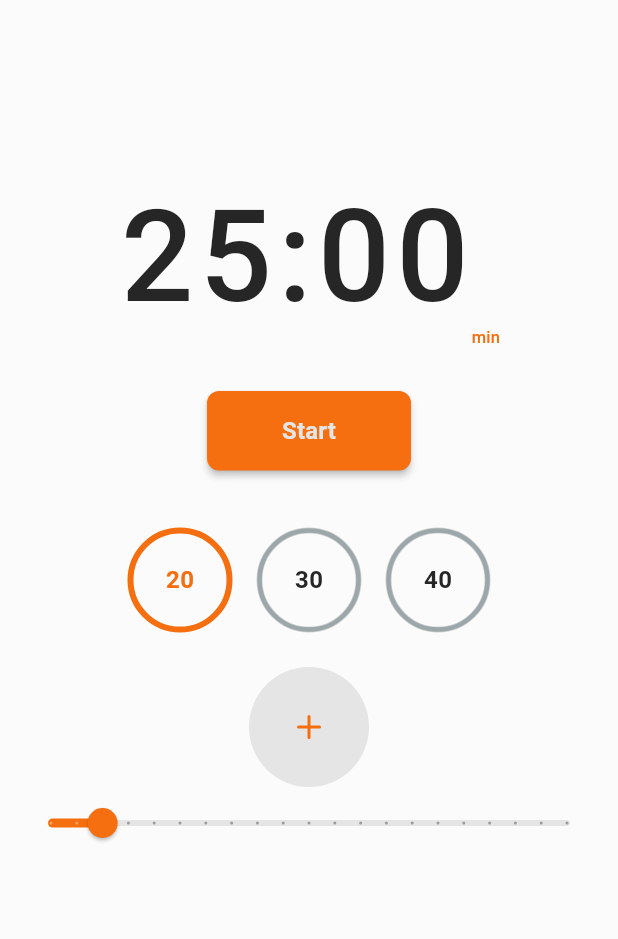
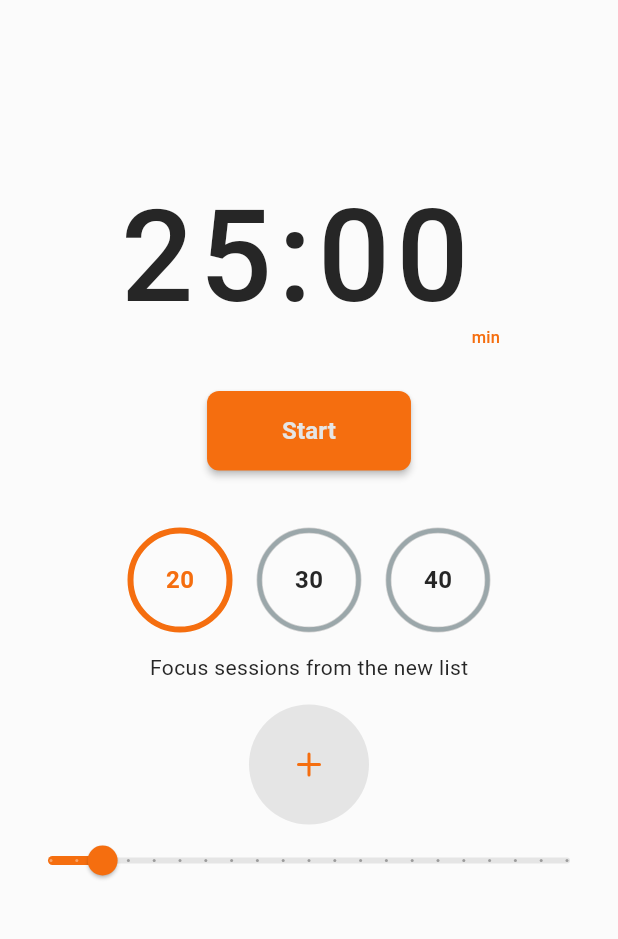
Before and after one commit to Ammarmyp/paamyPomodoro, a Flutter app: the FocusScreen screen opened directly, on a phone screen of 412 x 824 dp, the part 65-1004 px from its top. Run offline on Flutter 3.47's test engine with Material 3 defaults, Android fonts, the phone set to English and light mode, and no system bars; drawn by our look-alikes of percent_indicator; our stand-ins replace flutter_slidable, get, hive, hive_flutter, lucide_icons; accounts and stored records are empty.

Commit message:
focus time

```diff
--- a/lib/main.dart
+++ b/lib/main.dart
@@ -6,6 +6,7 @@ import 'package:paamy_pomodorro/controllers/navigation_controller.dart';
 import 'package:paamy_pomodorro/controllers/task_controller.dart';
 import 'package:paamy_pomodorro/controllers/theme_controller.dart';
 import 'package:paamy_pomodorro/controllers/timer_controller.dart';
+import 'package:paamy_pomodorro/models/focus_session.dart';
 import 'package:paamy_pomodorro/models/task_model.dart';
 import 'package:paamy_pomodorro/pages/my_home_page.dart';
 import 'package:paamy_pomodorro/utils/theme.dart';
@@ -14,7 +15,11 @@ void main() async {
   WidgetsFlutterBinding.ensureInitialized();
   await Hive.initFlutter();
   Hive.registerAdapter(TaskModelAdapter());
+  Hive.registerAdapter(FocusSessionAdapter());
   await Hive.openBox<TaskModel>('tasks');
+  await Hive.openBox<FocusSession>('focusSession');
+  await Hive.openBox<DailyStats>('dailyStats');
+  await Hive.openBox<UserGoal>('userGoal');
   runApp(MyApp());
 }
 
--- a/lib/pages/focus_screen.dart
+++ b/lib/pages/focus_screen.dart
@@ -2,6 +2,7 @@ import 'package:flutter/material.dart';
 import 'package:get/get.dart';
 import 'package:lucide_icons/lucide_icons.dart';
 import 'package:paamy_pomodorro/components/custom_btn.dart';
+import 'package:paamy_pomodorro/controllers/stat_controller.dart';
 import 'package:paamy_pomodorro/controllers/timer_controller.dart';
 import 'package:paamy_pomodorro/pages/timer_screen.dart';
 import 'package:paamy_pomodorro/utils/format_time.dart';
@@ -62,9 +63,8 @@ class FocusScreen extends StatelessWidget {
                                   style: TextStyle(
                                     fontSize: 85,
                                     letterSpacing: 4,
-                                      color: Theme.of(context)
-                                          .colorScheme
-                                          .onSurface,
+                                    color:
+                                        Theme.of(context).colorScheme.onSurface,
                                   ),
                                 ),
                                 Text(
@@ -109,8 +109,75 @@ class FocusScreen extends StatelessWidget {
                               .map((entry) {
                             int index = entry.key;
                             int minutes = entry.value;
-                              double percentage =
-                                  timerController.isRunning.value
+                            double percentage = timerController.isRunning.value
+                                ? timerController.remainingTime.value /
+                                    (minutes * 60)
+                                : 1.0;
+
+                            return Padding(
+                              padding: const EdgeInsets.all(8.0),
+                              child: GestureDetector(
+                                onTap: () {
+                                  if (!timerController.isRunning.value) {
+                                    timerController
+                                        .updateTimerForSession(index);
+                                  }
+                                },
+                                onLongPress: () =>
+                                    timerController.removeCustomSession(index),
+                                child: CircularPercentIndicator(
+                                  radius: 35,
+                                  percent: percentage > 1.0 ? 1.0 : percentage,
+                                  progressColor: timerController
+                                              .selectedSession.value ==
+                                          index
+                                      ? Theme.of(context).colorScheme.primary
+                                      : Theme.of(context)
+                                          .colorScheme
+                                          .onSurface
+                                          .withOpacity(0.2),
+                                  circularStrokeCap: CircularStrokeCap.round,
+                                  animation: true,
+                                  backgroundWidth: 3,
+                                  lineWidth: 4,
+                                  center: Text(
+                                    "$minutes",
+                                    style: TextStyle(
+                                        color: timerController
+                                                    .selectedSession.value ==
+                                                index
+                                            ? Theme.of(context)
+                                                .colorScheme
+                                                .primary
+                                            : Theme.of(context)
+                                                .colorScheme
+                                                .onSurface,
+                                        fontSize: 16,
+                                        fontWeight: FontWeight.bold),
+                                  ),
+                                ),
+                              ),
+                            );
+                          }).toList(),
+                        ),
+                      ),
+
+                      const SizedBox(
+                        height: 5,
+                      ),
+                      const Text("Focus sessions from the new list"),
+
+                      SingleChildScrollView(
+                        scrollDirection: Axis.horizontal,
+                        child: Row(
+                          mainAxisAlignment: MainAxisAlignment.spaceEvenly,
+                          children: timerController.focusSessions
+                              .asMap()
+                              .entries
+                              .map((entry) {
+                            int index = entry.key;
+                            int minutes = entry.value.durationInMinutes;
+                            double percentage = timerController.isRunning.value
                                 ? timerController.remainingTime.value /
                                     (minutes * 60)
                                 : 1.0;
@@ -120,12 +187,11 @@ class FocusScreen extends StatelessWidget {
                               child: GestureDetector(
                                 onTap: () => timerController
                                     .updateTimerForSession(index),
-                                  onLongPress: () => timerController
-                                      .removeCustomSession(index),
+                                onLongPress: () =>
+                                    timerController.removeCustomSession(index),
                                 child: CircularPercentIndicator(
                                   radius: 35,
-                                    percent:
-                                        percentage > 1.0 ? 1.0 : percentage,
+                                  percent: percentage > 1.0 ? 1.0 : percentage,
                                   progressColor: timerController
                                               .selectedSession.value ==
                                           index
@@ -198,7 +264,8 @@ class FocusScreen extends StatelessWidget {
                     ],
                   ),
           ),
-          )),
+        ),
+      ),
     );
   }
 
@@ -230,6 +297,7 @@ class FocusScreen extends StatelessWidget {
               final input = int.tryParse(timeController.text);
               if (input != null && input > 0) {
                 timerController.setFocusTime(input); // Update focus time
+                timerController.saveFocusSession(DateTime.now(), input);
                 Navigator.pop(context); // Close dialog
               } else {
                 Get.snackbar(
@@ -269,10 +337,11 @@ class FocusScreen extends StatelessWidget {
             child: const Text("Cancel"),
           ),
           TextButton(
-            onPressed: () {
+            onPressed: () async {
               final int minutes = int.tryParse(_sessionController.text) ?? 0;
               if (minutes > 0) {
                 timerController.addCustomSession(minutes);
+                // timerController.saveFocusSession(DateTime.now(), minutes);
                 Navigator.pop(context);
               }
             },
```
Also changed, not shown: lib/controllers/timer_controller.dart (+72 -0 lines). Lines whose indentation alone changed are shown as unchanged.
